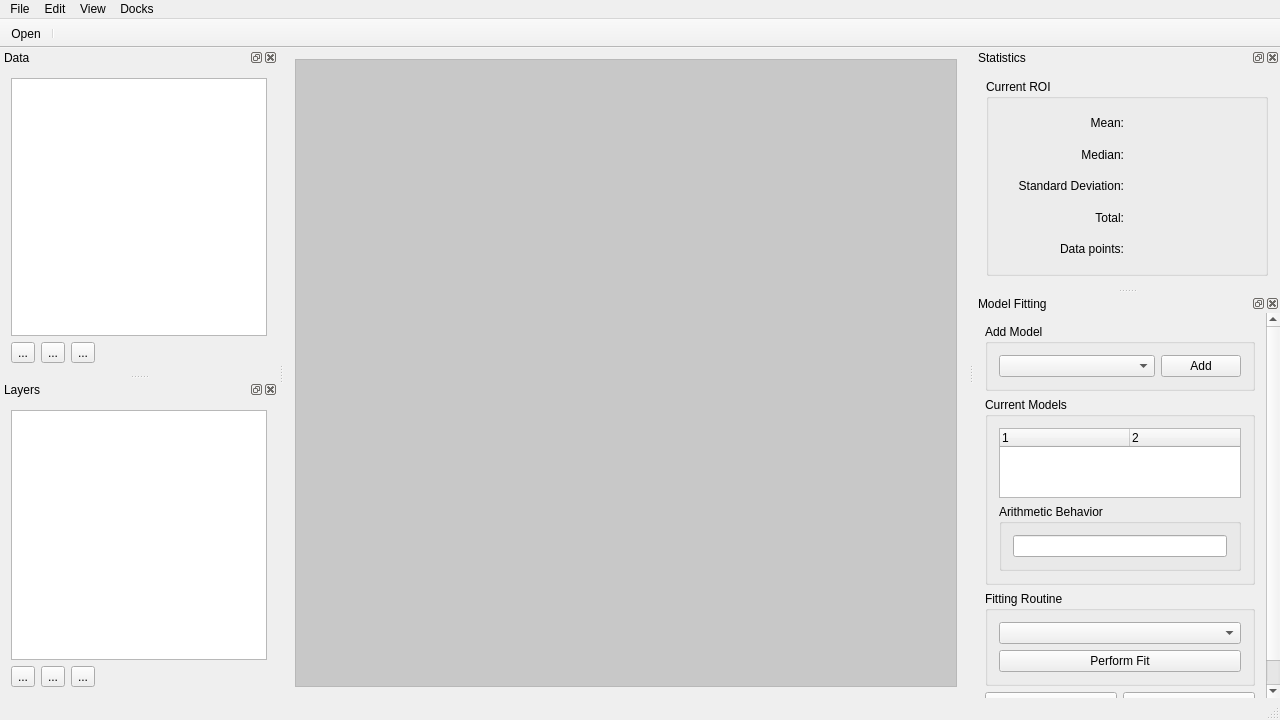
First picture: the form in pyfocal/ui/qt/uic/source/mainwindow.ui, repository astropy/specutils, before the edit.
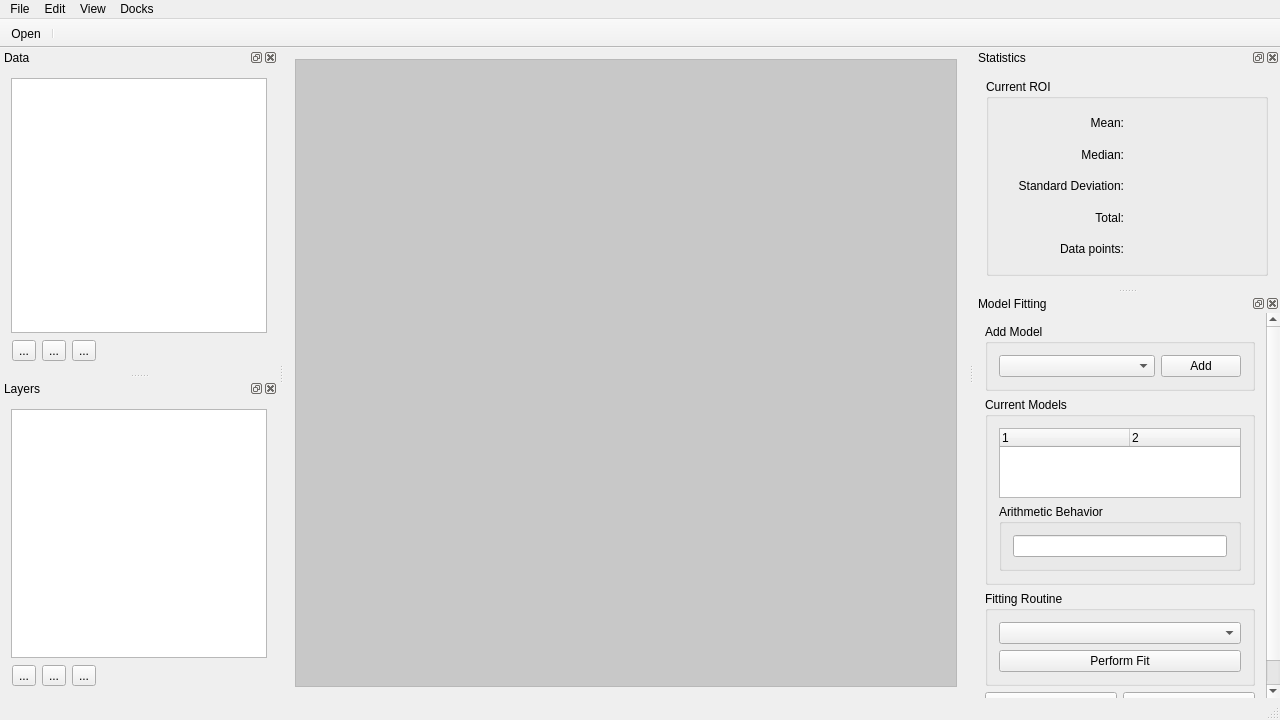
Second picture: the form after the edit. Icons and pictures are not drawn.

The edit to the form file:
```diff
--- a/pyfocal/ui/qt/uic/source/mainwindow.ui
+++ b/pyfocal/ui/qt/uic/source/mainwindow.ui
@@ -122,6 +122,18 @@
      </item>
      <item>
       <layout class="QHBoxLayout" name="horizontalLayout_2">
+       <property name="leftMargin">
+        <number>1</number>
+       </property>
+       <property name="topMargin">
+        <number>1</number>
+       </property>
+       <property name="rightMargin">
+        <number>1</number>
+       </property>
+       <property name="bottomMargin">
+        <number>1</number>
+       </property>
        <item>
         <widget class="QToolButton" name="toolButton_3">
          <property name="text">
@@ -359,6 +371,18 @@
      </item>
      <item>
       <layout class="QHBoxLayout" name="horizontalLayout_3">
+       <property name="leftMargin">
+        <number>1</number>
+       </property>
+       <property name="topMargin">
+        <number>1</number>
+       </property>
+       <property name="rightMargin">
+        <number>1</number>
+       </property>
+       <property name="bottomMargin">
+        <number>1</number>
+       </property>
        <item>
         <widget class="QToolButton" name="toolButton_6">
          <property name="text">
```
Left out of the diff: 9 changed lines with no effect on the pictures.
